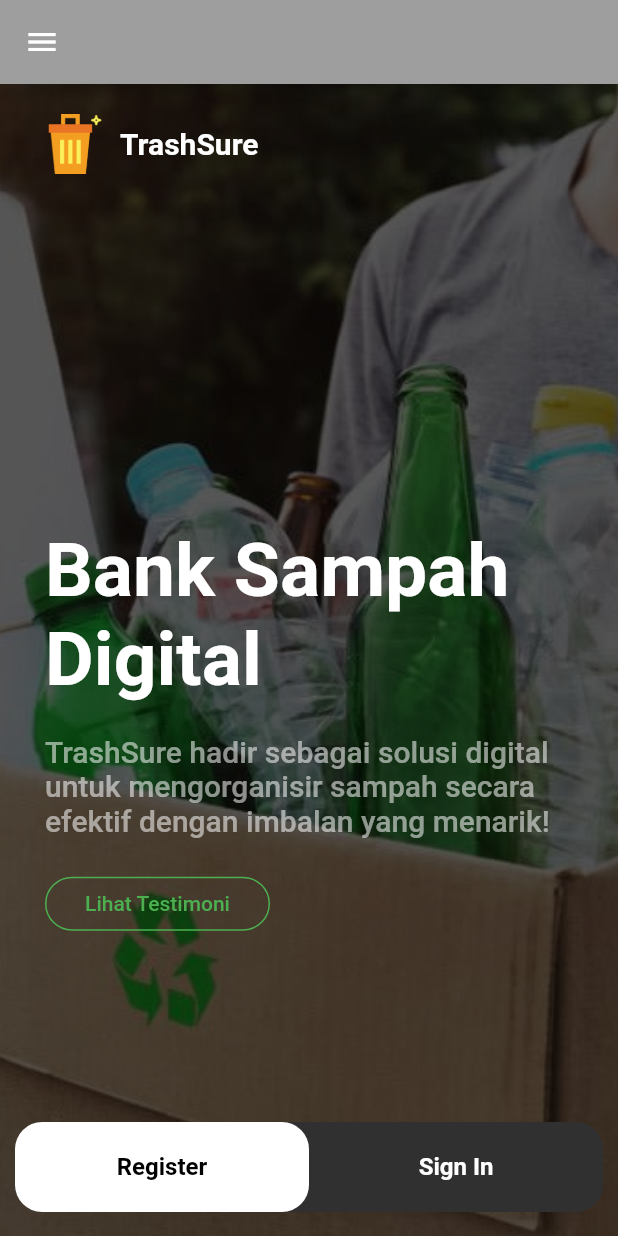
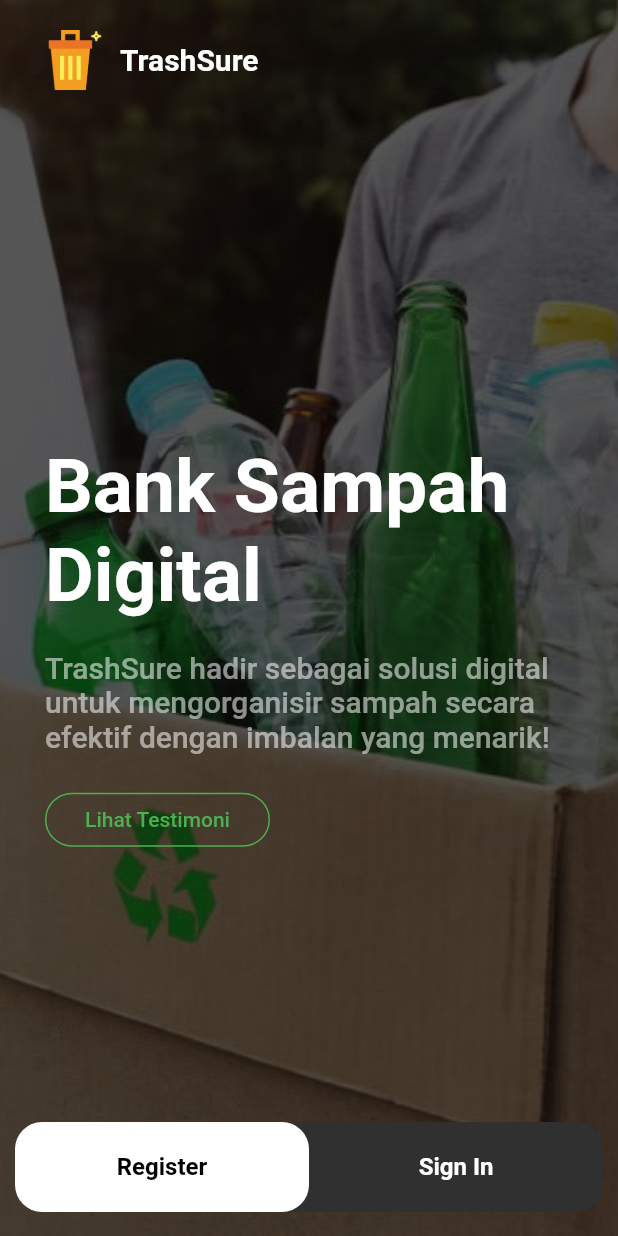
Before and after one commit to iyoubee/Trashsure-Flutter, a Flutter app: the screen it shows after launch, on a phone screen of 412 x 824 dp. Run offline on Flutter 3.47's test engine with Material 2 defaults, Android fonts, the phone set to English and light mode, and no system bars; our stand-ins replace another_flushbar, shared_preferences.

Commit message:
fix dashboard

```diff
--- a/lib/main.dart
+++ b/lib/main.dart
@@ -34,6 +34,7 @@ class MyApp extends StatelessWidget {
         ),
         home: const LandingPage(),
         routes: {
+          "/landing": (BuildContext context) => const LandingPage(),
           "/admin": (BuildContext context) => const AdminPage(idx: 0),
           "/admin/deposit/add": (BuildContext context) =>
               const AdminAddDepositPage(),
@@ -77,7 +78,6 @@ class _MyHomePageState extends State<MyHomePage> {
               ],
             ),
           ),
-          drawer: const DrawerCustom(),
           body: TabBarView(
             children: [
               AboutTrashsure(),
--- a/lib/pages/Auth/LoginPage.dart
+++ b/lib/pages/Auth/LoginPage.dart
@@ -181,6 +181,7 @@ class _LoginPageState extends State<LoginPage> {
                                                             .jsonData['role'] ==
                                                         'user')
                                                       {
+                                                        Navigator.pop(context),
                                                         Navigator
                                                             .pushReplacementNamed(
                                                                 context,
@@ -188,6 +189,7 @@ class _LoginPageState extends State<LoginPage> {
                                                       }
                                                     else
                                                       {
+                                                        Navigator.pop(context),
                                                         Navigator
                                                             .pushReplacementNamed(
                                                                 context,
--- a/lib/pages/LandingPage.dart
+++ b/lib/pages/LandingPage.dart
@@ -1,7 +1,8 @@
 import 'package:flutter/material.dart';
-import 'package:trashsure/components/Drawer.dart';
 import 'package:trashsure/pages/Auth/LoginPage.dart';
 import 'package:trashsure/pages/Auth/RegisterPage.dart';
+import 'package:trashsure/utils/auth.dart';
+import 'package:provider/provider.dart';
 
 class LandingPage extends StatefulWidget {
   const LandingPage({super.key});
@@ -24,12 +25,10 @@ class _LandingPageState extends State<LandingPage> {
 
   @override
   Widget build(BuildContext context) {
+    final request = context.watch<CookieRequest>();
+
     return SafeArea(
       child: Scaffold(
-        appBar: AppBar(
-          backgroundColor: Colors.grey,
-        ),
-        drawer: const DrawerCustom(),
         body: SingleChildScrollView(
           controller: controller,
           child: Column(
@@ -267,7 +266,7 @@ class _LandingPageState extends State<LandingPage> {
               Container(
                 padding: const EdgeInsets.all(20),
                 width: double.infinity,
-                height: MediaQuery.of(context).size.height/1.15,
+                height: MediaQuery.of(context).size.height / 1.15,
                 color: Colors.grey[850],
                 child: Column(
                   children: const [
@@ -285,7 +284,8 @@ class _LandingPageState extends State<LandingPage> {
             ],
           ),
         ),
-        floatingActionButton: Padding(
+        floatingActionButton: !request.loggedIn
+            ? Padding(
                 padding: const EdgeInsets.symmetric(horizontal: 10),
                 child: Container(
                   height: 60,
@@ -308,7 +308,8 @@ class _LandingPageState extends State<LandingPage> {
                                 Navigator.push(
                                     context,
                                     MaterialPageRoute(
-                                  builder: (context) => const RegisterPage()));
+                                        builder: (context) =>
+                                            const RegisterPage()));
                               },
                               child: const Text(
                                 "Register",
@@ -345,7 +346,8 @@ class _LandingPageState extends State<LandingPage> {
                     ],
                   ),
                 ),
-        ),
+              )
+            : null,
         floatingActionButtonLocation: FloatingActionButtonLocation.centerFloat,
       ),
     );
```
Also changed, not shown: lib/pages/AdminPage.dart (+3 -5 lines), lib/pages/UserPage.dart (+3 -5 lines). Lines whose indentation alone changed are shown as unchanged.
